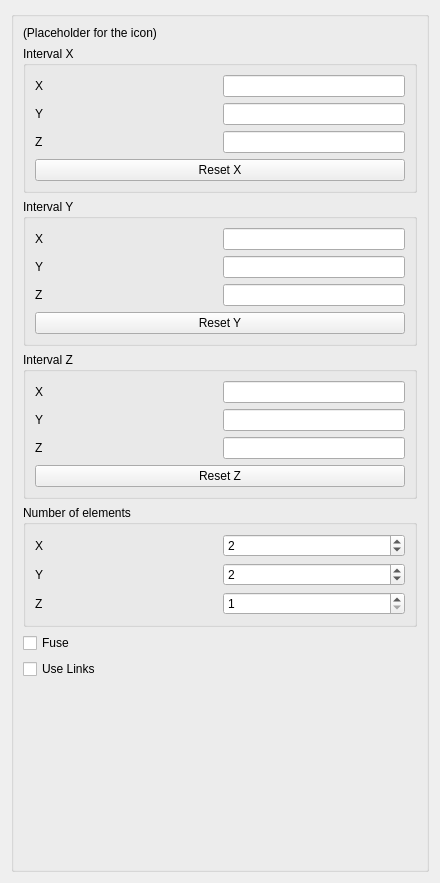
The window that src/Mod/Draft/Resources/ui/TaskPanel_OrthoArray.ui (berndhahnebach/All_FreeCAD) describes before a commit, drawn with Qt 5.
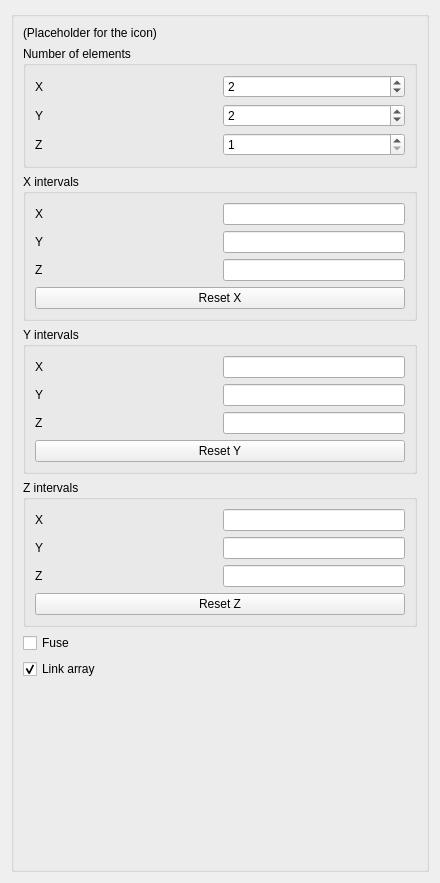
The same window after the commit. Custom widgets are drawn as their Qt base class.

Commit message: Draft: orthoarray .ui file, Link array by default

The edit to the form file:
```diff
--- a/src/Mod/Draft/Resources/ui/TaskPanel_OrthoArray.ui
+++ b/src/Mod/Draft/Resources/ui/TaskPanel_OrthoArray.ui
@@ -44,7 +44,7 @@
          <string>Distance between the elements in the Z direction. Normally, only the Z value is necessary; the other two values can give an additional shift in their respective directions.</string>
         </property>
         <property name="title">
-         <string>Interval Z</string>
+         <string>Z intervals</string>
         </property>
         <layout class="QGridLayout" name="gridLayout">
          <item row="0" column="0">
@@ -145,7 +145,10 @@
            <string>If checked, the resulting objects in the array will be Links instead of simple copies</string>
           </property>
           <property name="text">
-           <string>Use Links</string>
+           <string>Link array</string>
+          </property>
+          <property name="checked">
+           <bool>true</bool>
           </property>
          </widget>
         </item>
@@ -164,73 +167,6 @@
         </property>
        </spacer>
       </item>
-      <item row="7" column="0">
-       <widget class="QGroupBox" name="group_copies">
-        <property name="toolTip">
-         <string>Number of elements in the array in the specified direction, including a copy of the original object. The number must be at least 1 in each direction.</string>
-        </property>
-        <property name="title">
-         <string>Number of elements</string>
-        </property>
-        <layout class="QGridLayout" name="gridLayout_5">
-         <item row="0" column="0">
-          <layout class="QGridLayout" name="grid_number">
-           <item row="0" column="0">
-            <widget class="QLabel" name="label_n_X">
-             <property name="text">
-              <string>X</string>
-             </property>
-            </widget>
-           </item>
-           <item row="2" column="0">
-            <widget class="QLabel" name="label_n_Z">
-             <property name="text">
-              <string>Z</string>
-             </property>
-            </widget>
-           </item>
-           <item row="1" column="0">
-            <widget class="QLabel" name="label_n_Y">
-             <property name="text">
-              <string>Y</string>
-             </property>
-            </widget>
-           </item>
-           <item row="0" column="1">
-            <widget class="QSpinBox" name="spinbox_n_X">
-             <property name="minimum">
-              <number>1</number>
-             </property>
-             <property name="value">
-              <number>2</number>
-             </property>
-            </widget>
-           </item>
-           <item row="1" column="1">
-            <widget class="QSpinBox" name="spinbox_n_Y">
-             <property name="minimum">
-              <number>1</number>
-             </property>
-             <property name="value">
-              <number>2</number>
-             </property>
-            </widget>
-           </item>
-           <item row="2" column="1">
-            <widget class="QSpinBox" name="spinbox_n_Z">
-             <property name="minimum">
-              <number>1</number>
-             </property>
-             <property name="value">
-              <number>1</number>
-             </property>
-            </widget>
-           </item>
-          </layout>
-         </item>
-        </layout>
-       </widget>
-      </item>
       <item row="0" column="0">
        <widget class="QLabel" name="label_icon">
         <property name="text">
@@ -244,7 +180,7 @@
          <string>Distance between the elements in the X direction. Normally, only the X value is necessary; the other two values can give an additional shift in their respective directions.</string>
         </property>
         <property name="title">
-         <string>Interval X</string>
+         <string>X intervals</string>
         </property>
         <layout class="QGridLayout" name="gridLayout_2">
          <item row="0" column="0">
@@ -333,7 +269,7 @@
          <string>Distance between the elements in the Y direction. Normally, only the Y value is necessary; the other two values can give an additional shift in their respective directions.</string>
         </property>
         <property name="title">
-         <string>Interval Y</string>
+         <string>Y intervals</string>
         </property>
         <layout class="QGridLayout" name="gridLayout_6">
          <item row="0" column="0">
@@ -416,6 +352,74 @@
         </layout>
        </widget>
       </item>
+      <item row="1" column="0">
+       <widget class="QGroupBox" name="group_copies">
+        <property name="toolTip">
+         <string>Number of elements in the array in the specified direction, including a copy of the original object.
+The number must be at least 1 in each direction.</string>
+        </property>
+        <property name="title">
+         <string>Number of elements</string>
+        </property>
+        <layout class="QGridLayout" name="gridLayout_5">
+         <item row="0" column="0">
+          <layout class="QGridLayout" name="grid_number">
+           <item row="0" column="0">
+            <widget class="QLabel" name="label_n_X">
+             <property name="text">
+              <string>X</string>
+             </property>
+            </widget>
+           </item>
+           <item row="2" column="0">
+            <widget class="QLabel" name="label_n_Z">
+             <property name="text">
+              <string>Z</string>
+             </property>
+            </widget>
+           </item>
+           <item row="1" column="0">
+            <widget class="QLabel" name="label_n_Y">
+             <property name="text">
+              <string>Y</string>
+             </property>
+            </widget>
+           </item>
+           <item row="0" column="1">
+            <widget class="QSpinBox" name="spinbox_n_X">
+             <property name="minimum">
+              <number>1</number>
+             </property>
+             <property name="value">
+              <number>2</number>
+             </property>
+            </widget>
+           </item>
+           <item row="1" column="1">
+            <widget class="QSpinBox" name="spinbox_n_Y">
+             <property name="minimum">
+              <number>1</number>
+             </property>
+             <property name="value">
+              <number>2</number>
+             </property>
+            </widget>
+           </item>
+           <item row="2" column="1">
+            <widget class="QSpinBox" name="spinbox_n_Z">
+             <property name="minimum">
+              <number>1</number>
+             </property>
+             <property name="value">
+              <number>1</number>
+             </property>
+            </widget>
+           </item>
+          </layout>
+         </item>
+        </layout>
+       </widget>
+      </item>
      </layout>
     </widget>
    </item>
```
Left out of the diff: 35 changed lines with no effect on the pictures.
